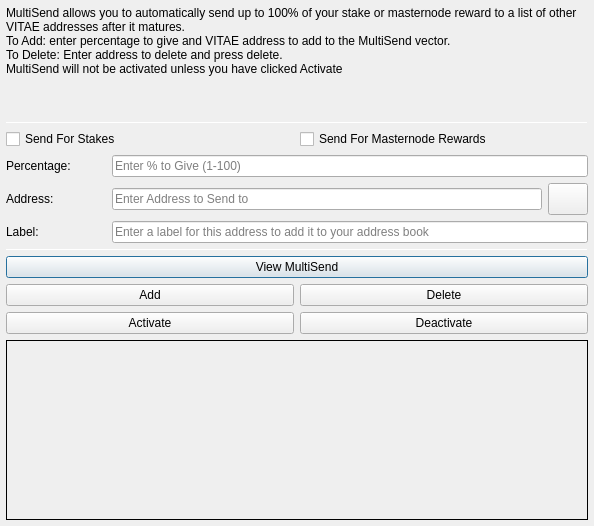
This is src/qt/forms/multisenddialog.ui in VitaeTeam/Vitae as Qt 5 draws it before an edit. The edited form follows.
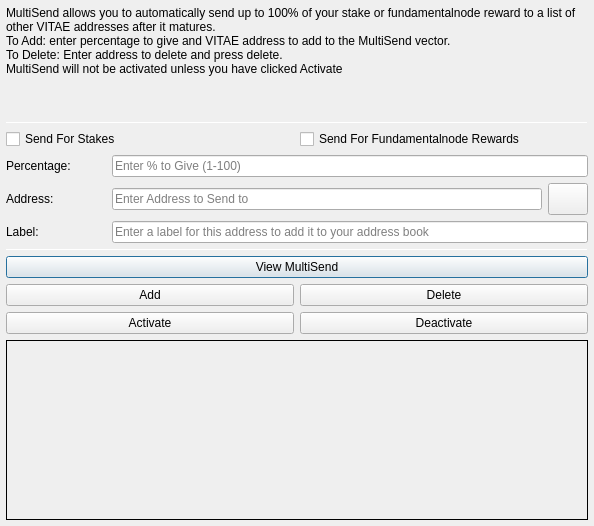
This is the edited form. Icons and pictures are not drawn.

What changed in the file:
```diff
--- a/src/qt/forms/multisenddialog.ui
+++ b/src/qt/forms/multisenddialog.ui
@@ -37,7 +37,7 @@
         <number>1</number>
        </property>
        <property name="text">
-        <string>MultiSend allows you to automatically send up to 100% of your stake or masternode reward to a list of other VITAE addresses after it matures.
+        <string>MultiSend allows you to automatically send up to 100% of your stake or fundamentalnode reward to a list of other VITAE addresses after it matures.
 To Add: enter percentage to give and VITAE address to add to the MultiSend vector.
 To Delete: Enter address to delete and press delete.
 MultiSend will not be activated unless you have clicked Activate</string>
@@ -83,7 +83,7 @@
          <item>
           <widget class="QCheckBox" name="multiSendMasternodeCheckBox">
            <property name="text">
-            <string>Send For Masternode Rewards</string>
+            <string>Send For Fundamentalnode Rewards</string>
            </property>
           </widget>
          </item>
```
Left out of the diff: 2 changed lines with no effect on the pictures.
